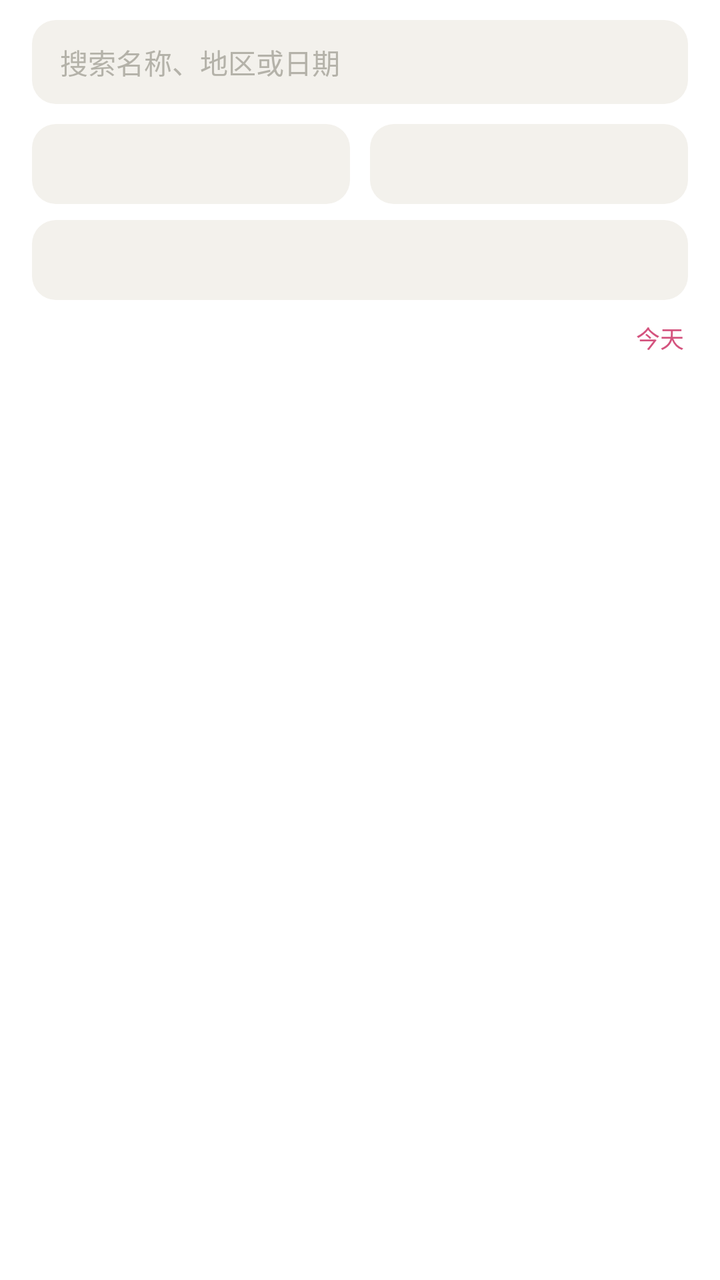
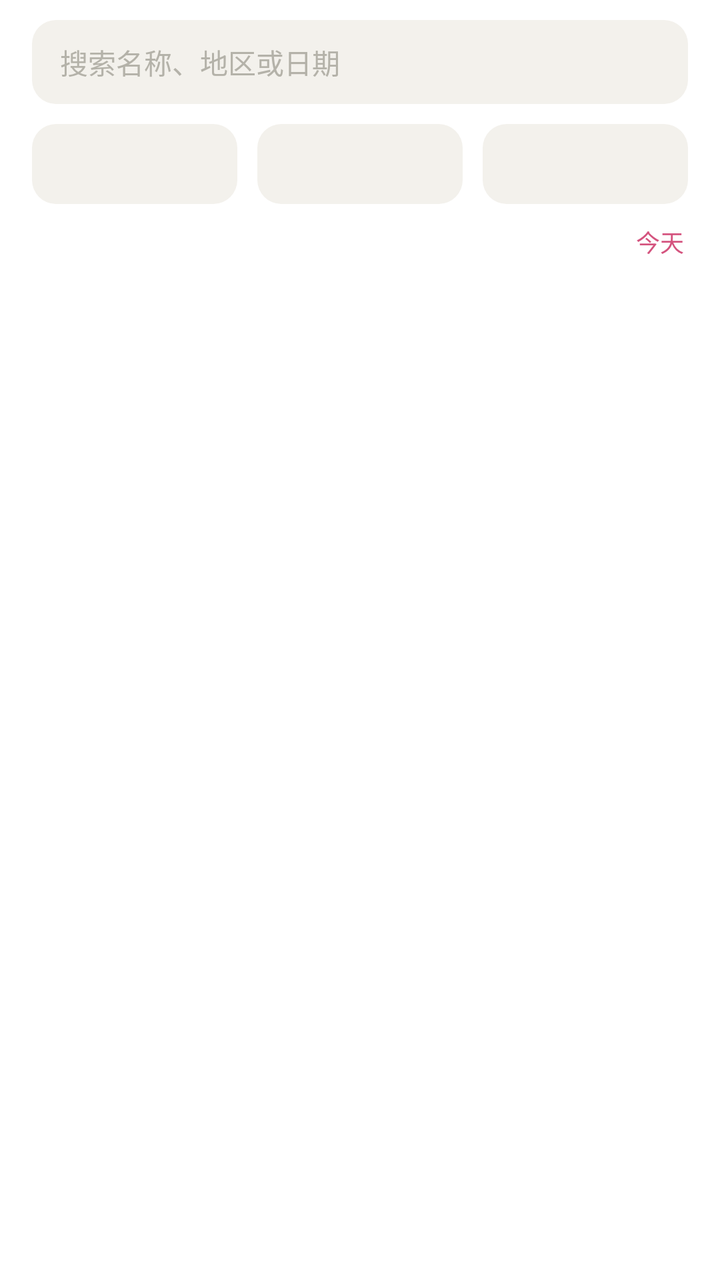

Compare the two renders of this Android layout. The source of the first and the diff that turns it into the second are given below.
<!-- AndroidManifest.xml: application theme AppTheme -->
<!-- res/layout/view_list.xml -->
<?xml version="1.0" encoding="utf-8"?>
<LinearLayout xmlns:android="http://schemas.android.com/apk/res/android"
    android:layout_width="match_parent"
    android:layout_height="match_parent"
    android:background="@color/page_bg"
    android:orientation="vertical">

    <EditText
        android:id="@+id/search"
        android:layout_width="match_parent"
        android:layout_height="42dp"
        android:layout_marginStart="16dp"
        android:layout_marginTop="10dp"
        android:layout_marginEnd="16dp"
        android:background="@drawable/bg_search"
        android:hint="@string/search_hint"
        android:imeOptions="actionSearch"
        android:inputType="text"
        android:paddingStart="14dp"
        android:paddingEnd="14dp"
        android:singleLine="true"
        android:textColor="@color/text_primary"
        android:textColorHint="@color/text_tertiary"
        android:textSize="14sp" />

    <LinearLayout
        android:layout_width="match_parent"
        android:layout_height="wrap_content"
        android:layout_marginTop="10dp"
        android:orientation="horizontal"
        android:paddingStart="16dp"
        android:paddingEnd="16dp">

        <Spinner
            android:id="@+id/yearSpinner"
            android:layout_width="0dp"
            android:layout_height="40dp"
            android:layout_weight="1"
            android:background="@drawable/bg_search"
            android:popupBackground="@color/page_bg"
            android:spinnerMode="dropdown" />

        <Spinner
            android:id="@+id/categorySpinner"
            android:layout_width="0dp"
            android:layout_height="40dp"
            android:layout_marginStart="10dp"
            android:layout_weight="1"
            android:background="@drawable/bg_search"
            android:popupBackground="@color/page_bg"
            android:spinnerMode="dropdown" />
    </LinearLayout>

    <Spinner
        android:id="@+id/regionSpinner"
        android:layout_width="match_parent"
        android:layout_height="40dp"
        android:layout_marginStart="16dp"
        android:layout_marginTop="8dp"
        android:layout_marginEnd="16dp"
        android:background="@drawable/bg_search"
        android:popupBackground="@color/page_bg"
        android:spinnerMode="dropdown" />

    <LinearLayout
        android:layout_width="match_parent"
        android:layout_height="wrap_content"
        android:gravity="center_vertical"
        android:orientation="horizontal"
        android:paddingStart="16dp"
        android:paddingTop="6dp"
        android:paddingEnd="16dp"
        android:paddingBottom="4dp">

        <TextView
            android:id="@+id/listCount"
            android:layout_width="0dp"
            android:layout_height="wrap_content"
            android:layout_weight="1"
            android:textColor="@color/text_secondary"
            android:textSize="12sp" />

        <TextView
            android:id="@+id/favoriteToggle"
            android:layout_width="wrap_content"
            android:layout_height="wrap_content"
            android:background="?android:attr/selectableItemBackground"
            android:paddingStart="8dp"
            android:paddingTop="4dp"
            android:paddingEnd="8dp"
            android:paddingBottom="4dp"
            android:textColor="@color/text_secondary"
            android:textSize="12sp"
            android:visibility="gone" />

        <TextView
            android:id="@+id/addButton"
            android:layout_width="wrap_content"
            android:layout_height="wrap_content"
            android:background="?android:attr/selectableItemBackground"
            android:paddingStart="8dp"
            android:paddingTop="4dp"
            android:paddingEnd="8dp"
            android:paddingBottom="4dp"
            android:text="@string/edit_add"
            android:textColor="@color/accent"
            android:textSize="12sp"
            android:visibility="gone" />

        <TextView
            android:id="@+id/editToggle"
            android:layout_width="wrap_content"
            android:layout_height="wrap_content"
            android:background="?android:attr/selectableItemBackground"
            android:paddingStart="8dp"
            android:paddingTop="4dp"
            android:paddingEnd="8dp"
            android:paddingBottom="4dp"
            android:text="@string/edit_entry"
            android:textColor="@color/accent"
            android:textSize="12sp"
            android:visibility="gone" />

        <TextView
            android:id="@+id/jumpToday"
            android:layout_width="wrap_content"
            android:layout_height="wrap_content"
            android:background="?android:attr/selectableItemBackground"
            android:paddingStart="10dp"
            android:paddingTop="4dp"
            android:paddingEnd="2dp"
            android:paddingBottom="4dp"
            android:text="@string/action_today"
            android:textColor="@color/accent"
            android:textSize="12sp" />
    </LinearLayout>

    <FrameLayout
        android:layout_width="match_parent"
        android:layout_height="0dp"
        android:layout_weight="1">

        <ListView
            android:id="@+id/listView"
            android:layout_width="match_parent"
            android:layout_height="match_parent"
            android:clipToPadding="false"
            android:divider="@color/divider"
            android:dividerHeight="1px"
            android:paddingBottom="8dp"
            android:scrollbars="none" />

        <TextView
            android:id="@+id/listEmpty"
            android:layout_width="match_parent"
            android:layout_height="match_parent"
            android:gravity="center"
            android:text="@string/empty_list"
            android:textColor="@color/text_tertiary"
            android:textSize="14sp"
            android:visibility="gone" />
    </FrameLayout>

</LinearLayout>
<!-- resources referenced by this layout -->
<resources>
  <color name="accent">#D4537E</color>
  <color name="divider">#14000000</color>
  <color name="page_bg">#FFFFFFFF</color>
  <color name="text_primary">#2C2C2A</color>
  <color name="text_secondary">#888780</color>
  <color name="text_tertiary">#B4B2A9</color>
  <!-- drawable bg_search (drawable) -->
  <?xml version="1.0" encoding="utf-8"?>
  <shape xmlns:android="http://schemas.android.com/apk/res/android"
      android:shape="rectangle">
      <corners android:radius="12dp" />
      <solid android:color="@color/chip_bg" />
  </shape>
  <string name="action_today">今天</string>
  <string name="edit_add">新增</string>
  <string name="edit_entry">编辑</string>
  <string name="empty_list">没有匹配的活动</string>
  <string name="search_hint">搜索名称、地区或日期</string>
  <style name="AppTheme" parent="@android:style/Theme.DeviceDefault.Light.NoActionBar">
          <item name="android:windowBackground">@color/page_bg</item>
          <item name="android:statusBarColor">@color/tabbar_bg</item>
          <item name="android:navigationBarColor">@color/tabbar_bg</item>
          <item name="android:windowLightStatusBar">true</item>
          
          <item name="android:alertDialogTheme">@style/AppDialogTheme</item>
      </style>
  <color name="chip_bg">#F3F1EC</color>
  <color name="tabbar_bg">#FFFFFFFF</color>
  <style name="AppDialogTheme" parent="@android:style/Theme.DeviceDefault.Light.Dialog.Alert">
          <item name="android:colorBackgroundFloating">@color/page_bg</item>
          <item name="android:colorBackground">@color/page_bg</item>
      </style>
</resources>

<!-- the commit's change to res/layout/view_list.xml (unified diff, before → after) -->
@@ -49,18 +49,17 @@
             android:background="@drawable/bg_search"
             android:popupBackground="@color/page_bg"
             android:spinnerMode="dropdown" />
+
+        <Spinner
+            android:id="@+id/regionSpinner"
+            android:layout_width="0dp"
+            android:layout_height="40dp"
+            android:layout_marginStart="10dp"
+            android:layout_weight="1"
+            android:background="@drawable/bg_search"
+            android:popupBackground="@color/page_bg"
+            android:spinnerMode="dropdown" />
     </LinearLayout>
-
-    <Spinner
-        android:id="@+id/regionSpinner"
-        android:layout_width="match_parent"
-        android:layout_height="40dp"
-        android:layout_marginStart="16dp"
-        android:layout_marginTop="8dp"
-        android:layout_marginEnd="16dp"
-        android:background="@drawable/bg_search"
-        android:popupBackground="@color/page_bg"
-        android:spinnerMode="dropdown" />
 
     <LinearLayout
         android:layout_width="match_parent"
